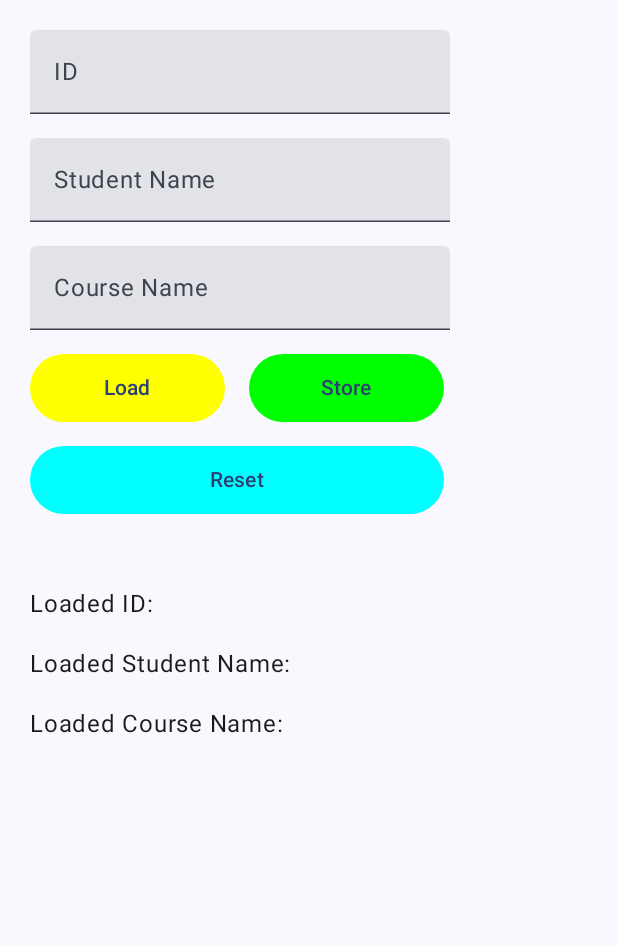
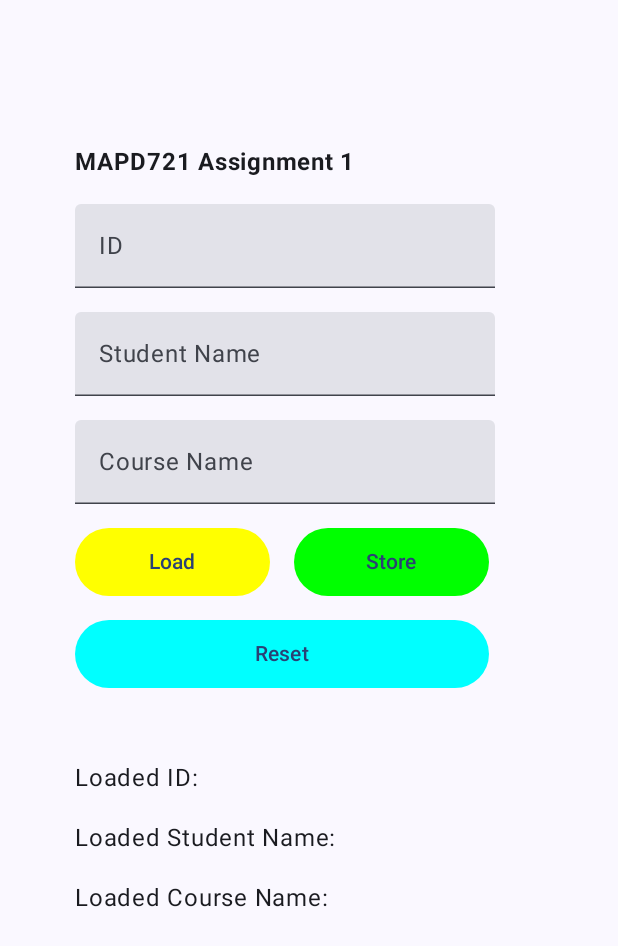
Before and after one commit to ywu256/MAPD721_assignment1, an Android app built with Jetpack Compose: the screen it shows after launch (MainActivity), on a phone screen of 412 x 824 dp. Shown: the top 946 px of the screen. Run offline under Robolectric (Android 15) with nearby library versions, the phone set to English and light mode, and no system bars.

Commit message:
Add the title

```diff
--- a/app/src/main/java/com/example/mapd721_assignment1/MainActivity.kt
+++ b/app/src/main/java/com/example/mapd721_assignment1/MainActivity.kt
@@ -28,6 +28,7 @@ import androidx.compose.ui.Modifier
 import androidx.compose.ui.graphics.Color
 import androidx.compose.ui.platform.LocalContext
 import androidx.compose.ui.platform.LocalSoftwareKeyboardController
+import androidx.compose.ui.text.font.FontWeight
 import androidx.compose.ui.text.input.TextFieldValue
 import androidx.compose.ui.tooling.preview.Preview
 import androidx.compose.ui.unit.dp
@@ -78,9 +79,12 @@ fun StudentApp() {
         modifier = Modifier
             .clickable { keyboardController?.hide() }
             .fillMaxSize()
-            .padding(20.dp),
+            .padding(50.dp),
         verticalArrangement = Arrangement.spacedBy(16.dp)
     ) {
+        Spacer(modifier = Modifier.height(30.dp))
+
+        Text(text = "MAPD721 Assignment 1", fontWeight = FontWeight.Bold)
         TextField(
             value = studentNumValue.value,
             onValueChange = { studentNumValue.value = it },
@@ -97,6 +101,7 @@ fun StudentApp() {
             label = { Text("Course Name") }
         )
         Row(horizontalArrangement = Arrangement.spacedBy(16.dp)) {
+            /* Load Button */
             Button(
                 onClick = {
                     CoroutineScope(Dispatchers.IO).launch {
@@ -111,6 +116,7 @@ fun StudentApp() {
             ) {
                 Text("Load", color = MaterialTheme.colorScheme.primary)
             }
+            /* Store Button */
             Button(
                 onClick = {
                     CoroutineScope(Dispatchers.IO).launch {
@@ -124,6 +130,7 @@ fun StudentApp() {
             }
 
         }
+        /* Reset Button */
         Button(
             onClick = {
                 CoroutineScope(Dispatchers.IO).launch {
```
